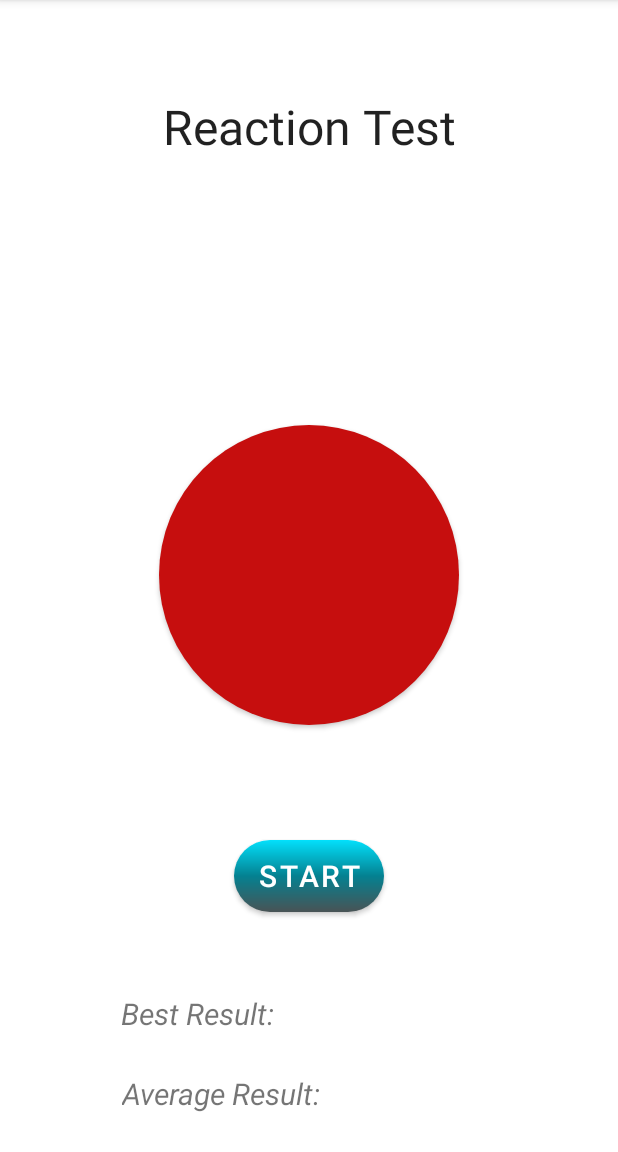
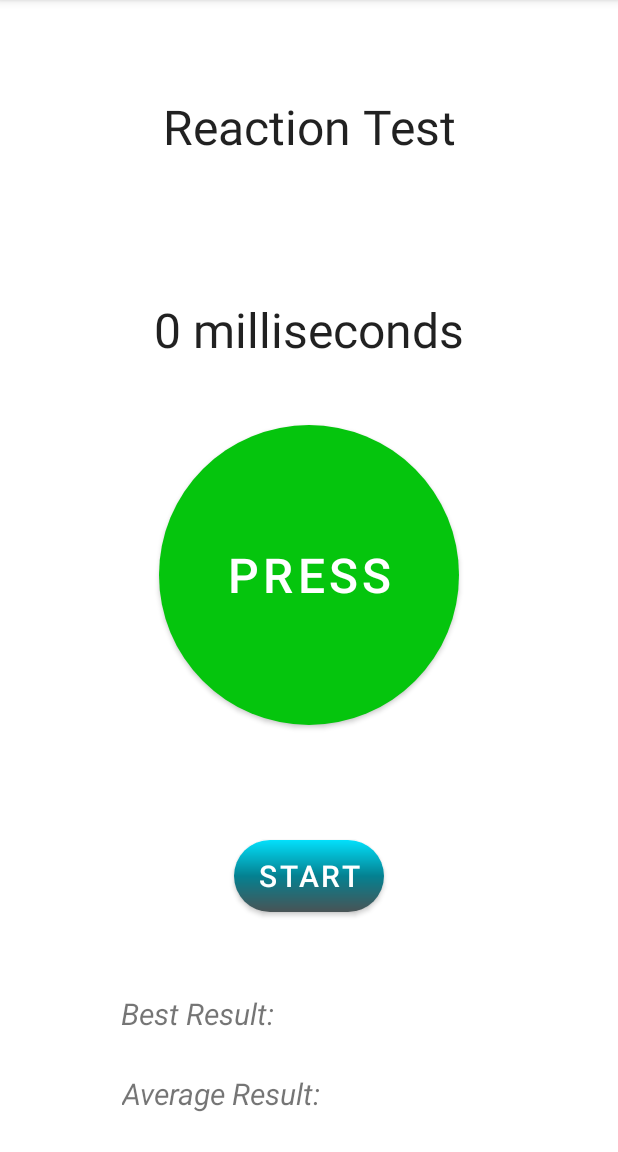
Before and after one commit to BoberKrzysztof/ProjectZPAM, an Android app: the Activity_reaction_test screen opened directly, with no data from a screen before it, after a tap on "START", on a phone screen of 412 x 824 dp, the part 84-1236 px from its top. Run offline under Robolectric (Android 15) with nearby library versions, the phone set to English and light mode, and no system bars.

Commit message:
reaction test - funkcionalność zrobiona zostało przepisanie wyniku i zrobienia 3 prób

```diff
--- a/app/src/main/java/com/example/drivertestapp/Activity_reaction_test.kt
+++ b/app/src/main/java/com/example/drivertestapp/Activity_reaction_test.kt
@@ -2,31 +2,91 @@ package com.example.drivertestapp
 
 import androidx.appcompat.app.AppCompatActivity
 import android.os.Bundle
-import android.os.CountDownTimer
-import android.os.Handler
 import android.os.SystemClock
 import android.view.View
 import android.widget.Button
 import android.widget.Chronometer
 import android.widget.TextView
 import android.widget.Toast
+import kotlin.math.roundToInt
 
 class Activity_reaction_test : AppCompatActivity() {
     override fun onCreate(savedInstanceState: Bundle?) {
         super.onCreate(savedInstanceState)
         setContentView(R.layout.activity_reaction_test)
+
         val startButton = findViewById<Button>(R.id.start_button)
-        val stopButton = findViewById<Button>(R.id.circle_button)
-        val result = findViewById<TextView>(R.id.best_result)
+        val red = findViewById<Button>(R.id.red_button)
+        val green = findViewById<Button>(R.id.green_button)
+        green.setVisibility(View.GONE)
+        val best_result = findViewById<TextView>(R.id.best_result)
+        val average_result = findViewById<TextView>(R.id.average_result)
+        val time = findViewById<Chronometer>(R.id.time_reaction_test)
+        time.setVisibility(View.GONE)
+        val time_text = findViewById<TextView>(R.id.text_time)
+        var i = 0
+        var result_list = arrayOf<String>()
+
+        fun start () {
+            startButton.setOnClickListener {
+                i++
+                val delay = (1000..3000).random()
+                SystemClock.sleep(delay.toLong())
+                time.setBase(SystemClock.elapsedRealtime())
+                time.start()
+                red.setVisibility(View.GONE)
+                green.setVisibility(View.VISIBLE)
+                green.setOnClickListener {
+                    time.stop()
+                    val milisec = (SystemClock.elapsedRealtime() - time.getBase()).toString()
+                    time_text.setText(milisec)
+                    time_text.append(" milliseconds")
+                    green.setVisibility(View.GONE)
+                    red.setVisibility(View.VISIBLE)
+
+                    result_list += (milisec)
+
+                    var largest = result_list[0]
+                    for (ms in result_list) {
+                        if (largest.toInt() < ms.toInt()) {
+                            largest = ms
+                        }
+                    }
+
+                    best_result.setText(largest)
+                    best_result.append(" milliseconds")
+
+                    var average = 0
+                    for (ms in result_list) average += ms.toInt()
+                    average = average / result_list.size
 
 
-        startButton.setOnClickListener {
-            run()
+                    average_result.setText(average.toString())
+                    average_result.append(" milliseconds")
+                }
+            }
         }
 
-    }
+        start()
 
-    private fun run(){
+        /*val result = milisec[7].toString() + milisec[8].toString() + milisec[9].toString()
+        result_list += (result)
 
+        var largest = result_list[0]
+        for (ms in result_list) {
+            if (largest.toInt() < ms.toInt()) {
+                largest = ms
+            }
+        }
+
+        best_result.setText(largest)
+        best_result.append(" milliseconds")
+
+        var average: Double = 0.0
+        for (ms in result_list) average += ms.toDouble()
+        average = average / result_list.size
+
+        average_result.setText(average.toString())
+        average_result.append(" milliseconds")*/
     }
 }
--- a/app/src/main/res/drawable/circle_background_green.xml
+++ b/app/src/main/res/drawable/circle_background_green.xml
@@ -5,4 +5,5 @@
     <solid android:color="@color/green"/>
     <corners android:radius="200dp"/>
 
+
 </shape>
--- a/app/src/main/res/layout/activity_reaction_test.xml
+++ b/app/src/main/res/layout/activity_reaction_test.xml
@@ -25,21 +25,37 @@
         android:layout_width="wrap_content"
         android:layout_height="wrap_content"
         android:layout_marginTop="400dp"
+        android:background="@drawable/button_design"
         android:text="Start"
-        android:background="@drawable/button_design"
+        android:textSize="20sp"
         app:backgroundTint="@null"
-        android:textSize="20sp"
         app:layout_constraintBottom_toBottomOf="parent"
         app:layout_constraintEnd_toEndOf="parent"
         app:layout_constraintStart_toStartOf="parent"
         app:layout_constraintTop_toTopOf="parent" />
 
     <Button
-        android:id="@+id/circle_button"
+        android:id="@+id/red_button"
         android:layout_width="200dp"
         android:layout_height="200dp"
         android:layout_marginTop="100dp"
         android:background="@drawable/btn_background"
+        android:text="WAIT"
+        android:textColor="@color/white"
+        android:textSize="32sp"
+        app:backgroundTint="@null"
+        app:layout_constraintBottom_toTopOf="@+id/start_button"
+        app:layout_constraintEnd_toEndOf="parent"
+        app:layout_constraintStart_toStartOf="parent"
+        app:layout_constraintTop_toBottomOf="@+id/textView17" />
+
+    <Button
+        android:id="@+id/green_button"
+        android:layout_width="200dp"
+        android:layout_height="200dp"
+        android:layout_marginTop="100dp"
+        android:background="@drawable/circle_background_green"
+        android:text="PRESS"
         android:textColor="@color/white"
         android:textSize="32sp"
         app:backgroundTint="@null"
@@ -78,4 +94,26 @@
         app:layout_constraintStart_toStartOf="parent"
         app:layout_constraintTop_toBottomOf="@+id/best_result" />
 
+    <Chronometer
+        android:id="@+id/time_reaction_test"
+        android:layout_width="wrap_content"
+        android:layout_height="wrap_content"
+        android:textSize="32sp"
+        app:layout_constraintBottom_toTopOf="@+id/red_button"
+        app:layout_constraintEnd_toEndOf="parent"
+        app:layout_constraintStart_toStartOf="parent"
+        app:layout_constraintTop_toBottomOf="@+id/textView17" />
+
+    <TextView
+        android:id="@+id/text_time"
+        android:layout_width="wrap_content"
+        android:layout_height="wrap_content"
+        android:text="0 milliseconds"
+        android:textAppearance="@style/TextAppearance.AppCompat.Body1"
+        android:textSize="32sp"
+        app:layout_constraintBottom_toTopOf="@+id/red_button"
+        app:layout_constraintEnd_toEndOf="parent"
+        app:layout_constraintStart_toStartOf="parent"
+        app:layout_constraintTop_toBottomOf="@+id/textView17" />
+
 </androidx.constraintlayout.widget.ConstraintLayout>
```
